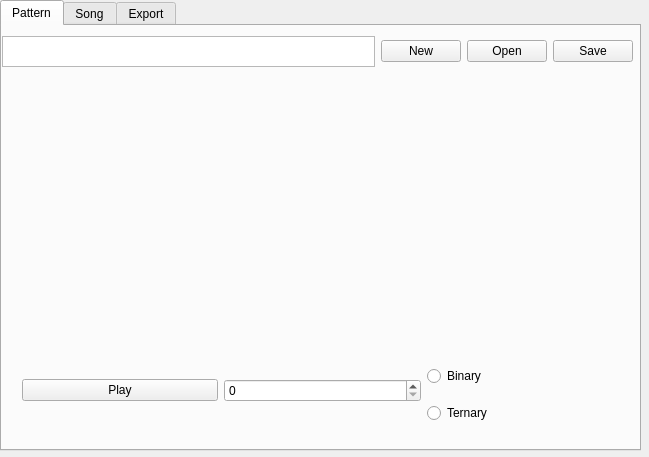
Before: the Qt Designer form ui/barwindow.ui in BdxMimo/project-bar, drawn with Qt 5.
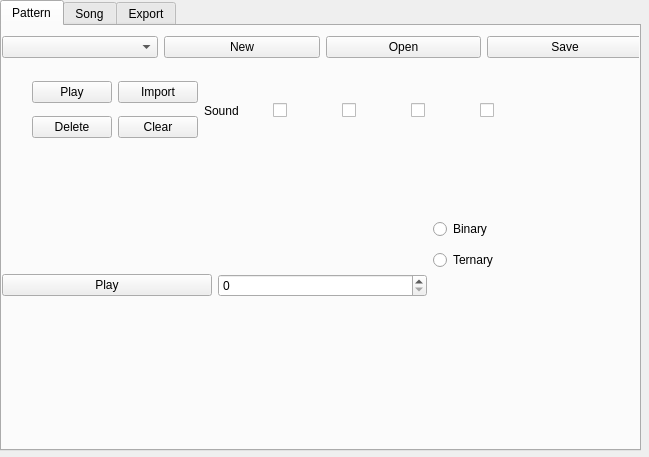
After: the same form once the commit is applied.

Commit message: Central Widget added.

The edit to the form file:
```diff
--- a/ui/barwindow.ui
+++ b/ui/barwindow.ui
@@ -22,6 +22,9 @@
      <height>451</height>
     </rect>
    </property>
+   <property name="tabPosition">
+    <enum>QTabWidget::North</enum>
+   </property>
    <property name="currentIndex">
     <number>0</number>
    </property>
@@ -34,13 +37,15 @@
       <rect>
        <x>0</x>
        <y>10</y>
-       <width>631</width>
-       <height>31</height>
+       <width>641</width>
+       <height>321</height>
       </rect>
      </property>
+     <layout class="QVBoxLayout" name="verticalLayout_2">
+      <item>
      <layout class="QHBoxLayout" name="layoutUpperBar">
       <item>
-       <widget class="QListView" name="listFiles"/>
+         <widget class="QComboBox" name="comboBox"/>
       </item>
       <item>
        <widget class="QPushButton" name="buttonNew">
@@ -64,16 +69,107 @@
        </widget>
       </item>
      </layout>
-    </widget>
-    <widget class="QWidget" name="horizontalLayoutWidget_2">
+      </item>
+      <item>
+       <widget class="QWidget" name="patternArea" native="true">
+        <property name="minimumSize">
+         <size>
+          <width>639</width>
+          <height>99</height>
+         </size>
+        </property>
+        <widget class="QWidget" name="widget_3" native="true">
      <property name="geometry">
       <rect>
-       <x>20</x>
-       <y>329</y>
-       <width>601</width>
+           <x>10</x>
+           <y>10</y>
+           <width>531</width>
        <height>71</height>
       </rect>
      </property>
+         <widget class="QWidget" name="">
+          <property name="geometry">
+           <rect>
+            <x>20</x>
+            <y>0</y>
+            <width>511</width>
+            <height>73</height>
+           </rect>
+          </property>
+          <layout class="QHBoxLayout" name="horizontalLayout_2">
+           <item>
+            <layout class="QGridLayout" name="gridLayout">
+             <item row="0" column="0">
+              <widget class="QPushButton" name="buttonSoundPlay">
+               <property name="text">
+                <string>Play</string>
+               </property>
+              </widget>
+             </item>
+             <item row="0" column="1">
+              <widget class="QPushButton" name="buttonSoundImport">
+               <property name="text">
+                <string>Import</string>
+               </property>
+              </widget>
+             </item>
+             <item row="1" column="0">
+              <widget class="QPushButton" name="buttonSoundDelete">
+               <property name="text">
+                <string>Delete</string>
+               </property>
+              </widget>
+             </item>
+             <item row="1" column="1">
+              <widget class="QPushButton" name="buttonSoundClear">
+               <property name="text">
+                <string>Clear</string>
+               </property>
+              </widget>
+             </item>
+            </layout>
+           </item>
+           <item>
+            <widget class="QLabel" name="label">
+             <property name="text">
+              <string>Sound</string>
+             </property>
+            </widget>
+           </item>
+           <item>
+            <widget class="QCheckBox" name="checkBox">
+             <property name="text">
+              <string/>
+             </property>
+            </widget>
+           </item>
+           <item>
+            <widget class="QCheckBox" name="checkBox_2">
+             <property name="text">
+              <string/>
+             </property>
+            </widget>
+           </item>
+           <item>
+            <widget class="QCheckBox" name="checkBox_4">
+             <property name="text">
+              <string/>
+             </property>
+            </widget>
+           </item>
+           <item>
+            <widget class="QCheckBox" name="checkBox_3">
+             <property name="text">
+              <string/>
+             </property>
+            </widget>
+           </item>
+          </layout>
+         </widget>
+        </widget>
+       </widget>
+      </item>
+      <item>
      <layout class="QHBoxLayout" name="horizontalLayout">
       <item>
        <widget class="QPushButton" name="buttonPlay">
@@ -92,8 +188,8 @@
           <rect>
            <x>0</x>
            <y>0</y>
-           <width>111</width>
-           <height>80</height>
+             <width>101</width>
+             <height>61</height>
           </rect>
          </property>
          <layout class="QVBoxLayout" name="verticalLayout">
@@ -114,6 +210,8 @@
          </layout>
         </widget>
        </widget>
+        </item>
+       </layout>
       </item>
      </layout>
     </widget>
```
Left out of the diff: 2 changed lines with no effect on the pictures. Lines whose indentation alone changed are shown as unchanged.
